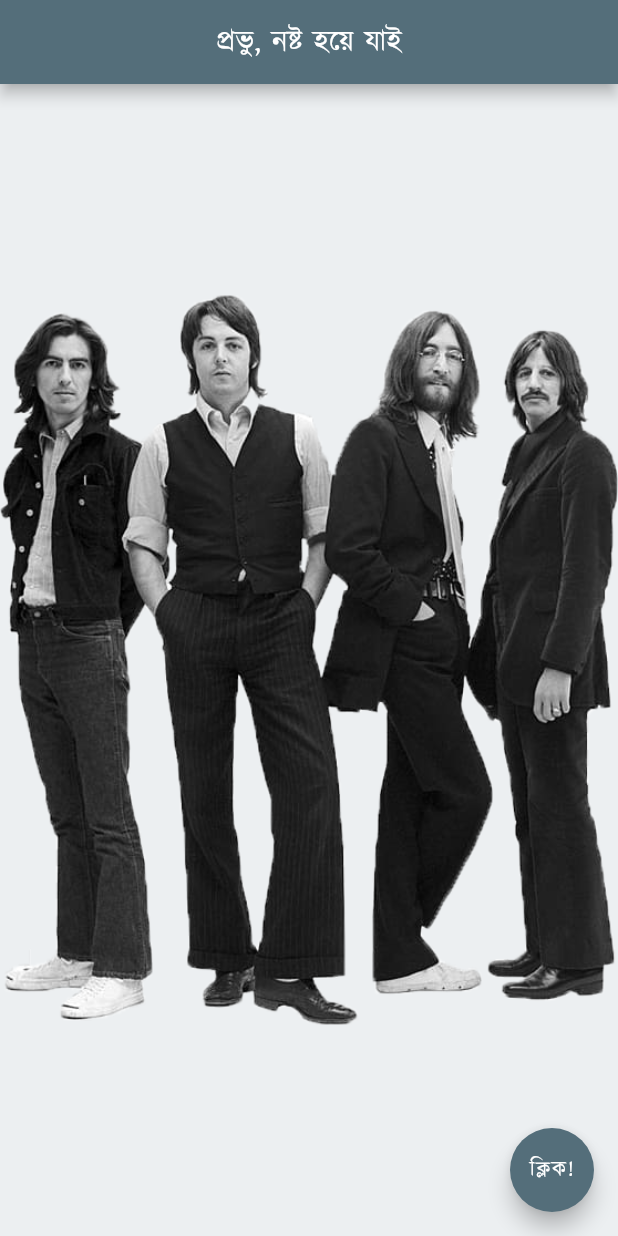
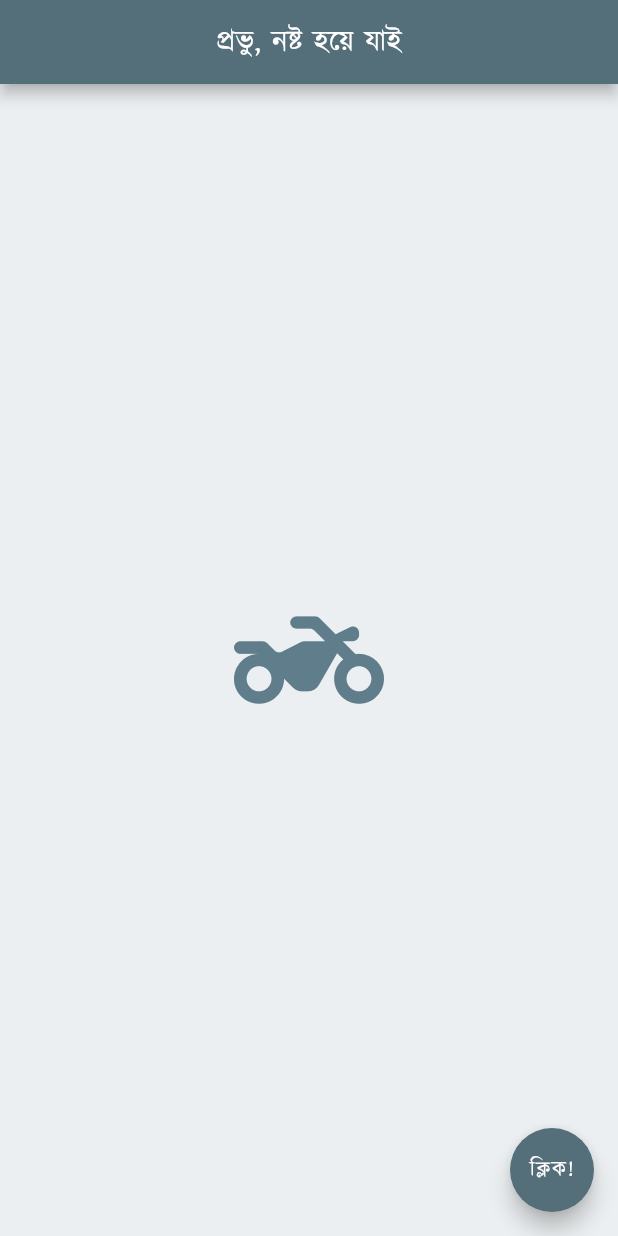
Before and after one commit to HasanNahiyanNobel/Learning-Flutter, a Flutter app: the screen it shows after launch, on a phone screen of 412 x 824 dp. Run offline on Flutter 3.47's test engine with Material 2 defaults, Android fonts, the phone set to English and light mode, and no system bars.

Commit message:
Completed tutorial #9.

```diff
--- a/lib/main.dart
+++ b/lib/main.dart
@@ -46,7 +46,40 @@ class _HomeState extends State<Home> with SingleTickerProviderStateMixin {
         backgroundColor: Colors.blueGrey[600],
       ),
       body: Center(
-        child: Image.asset('images/Test_Mode_Beatles_1.png'),
+        /*child: Icon(
+          Icons.two_wheeler_rounded,
+          color: Colors.blueGrey,
+          size: 100,
+        ),*/
+        /*child: ElevatedButton(
+          onPressed: () {
+            print('আমাকে ক্লিক করা হলো!');
+          },
+          child: Text('ঘাউ!'),
+          style: ButtonStyle(
+            backgroundColor: MaterialStateProperty.all<Color>(Colors.blueGrey),
+            foregroundColor: MaterialStateProperty.all<Color>(Colors.white),
+          ),
+        ),*/
+        /*child: ElevatedButton.icon(
+          onPressed: () {
+            print('আমাকে ক্লিক করা হলো!');
+          },
+          icon: Icon(Icons.two_wheeler_rounded),
+          label: Text('ঘাউ!'),
+          style: ButtonStyle(
+            backgroundColor: MaterialStateProperty.all<Color>(Colors.blueGrey),
+            foregroundColor: MaterialStateProperty.all<Color>(Colors.white),
+          ),
+        ),*/
+        child: IconButton(
+          onPressed: () {
+            print('আমাকে ক্লিক করা হলো!');
+          },
+          icon: Icon(Icons.two_wheeler_rounded),
+          iconSize: 100,
+          color: Colors.blueGrey,
+        ),
       ),
       floatingActionButton: FloatingActionButton(
         onPressed: null,
```
Also changed, not shown: 1 other file.
